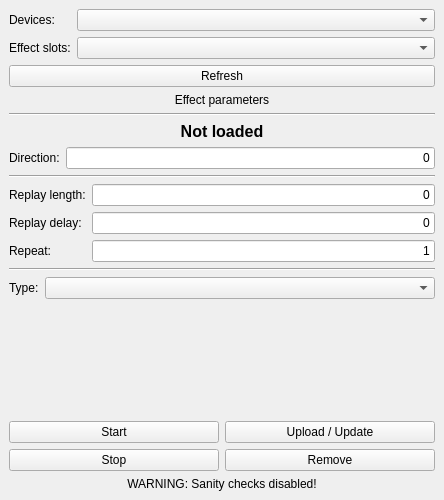
This is mainwindow.ui in MadCatX/FFBChecker as Qt 5 draws it before an edit. The edited form follows.
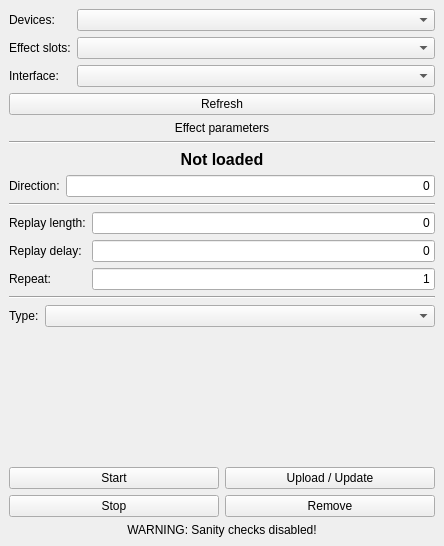
This is the edited form.

Patch:
```diff
--- a/mainwindow.ui
+++ b/mainwindow.ui
@@ -7,7 +7,7 @@
     <x>0</x>
     <y>0</y>
     <width>444</width>
-    <height>500</height>
+    <height>546</height>
    </rect>
   </property>
   <property name="windowTitle">
@@ -39,13 +39,23 @@
         <item row="1" column="1">
          <widget class="QComboBox" name="cbox_effectSlots"/>
         </item>
-        <item row="2" column="0" colspan="2">
+        <item row="3" column="0" colspan="2">
          <widget class="QPushButton" name="qpb_refreshDevices">
           <property name="text">
            <string>Refresh</string>
           </property>
          </widget>
         </item>
+        <item row="2" column="0">
+         <widget class="QLabel" name="ql_interface">
+          <property name="text">
+           <string>Interface:</string>
+          </property>
+         </widget>
+        </item>
+        <item row="2" column="1">
+         <widget class="QComboBox" name="cbox_interfaces"/>
+        </item>
        </layout>
       </item>
      </layout>
```
